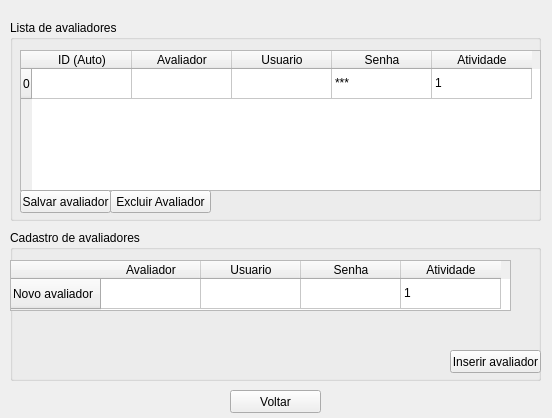
FTACSP/prototype, file ui/tela_cadastro_avaliador.ui: the form before one commit.
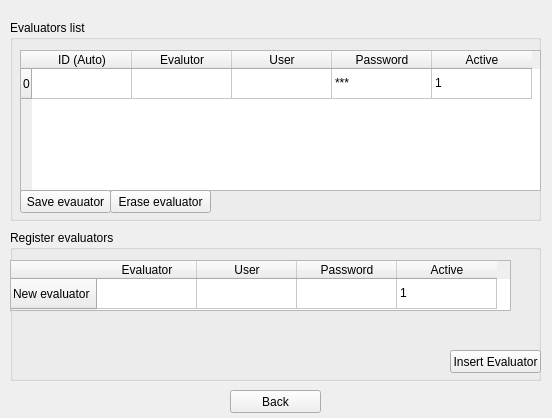
The form after the commit.

```diff
--- a/ui/tela_cadastro_avaliador.ui
+++ b/ui/tela_cadastro_avaliador.ui
@@ -29,7 +29,7 @@
     </rect>
    </property>
    <property name="title">
-    <string>Lista de avaliadores</string>
+    <string>Evaluators list</string>
    </property>
    <widget class="QTableWidget" name="tableWidget">
     <property name="geometry">
@@ -64,22 +64,22 @@
     </column>
     <column>
      <property name="text">
-      <string>Avaliador</string>
+      <string>Evalutor</string>
      </property>
     </column>
     <column>
      <property name="text">
-      <string>Usuario</string>
+      <string>User</string>
      </property>
     </column>
     <column>
      <property name="text">
-      <string>Senha</string>
+      <string>Password</string>
      </property>
     </column>
     <column>
      <property name="text">
-      <string>Atividade</string>
+      <string>Active</string>
      </property>
     </column>
     <item row="0" column="3">
@@ -103,7 +103,7 @@
      </rect>
     </property>
     <property name="text">
-     <string>Excluir Avaliador</string>
+     <string>Erase evaluator</string>
     </property>
    </widget>
    <widget class="QPushButton" name="pushButton_9">
@@ -116,7 +116,7 @@
      </rect>
     </property>
     <property name="text">
-     <string>Salvar avaliador</string>
+     <string>Save evauator</string>
     </property>
    </widget>
   </widget>
@@ -130,7 +130,7 @@
     </rect>
    </property>
    <property name="title">
-    <string>Cadastro de avaliadores</string>
+    <string>Register evaluators</string>
    </property>
    <widget class="QPushButton" name="pushButton_8">
     <property name="geometry">
@@ -142,7 +142,7 @@
      </rect>
     </property>
     <property name="text">
-     <string>Inserir avaliador</string>
+     <string>Insert Evaluator</string>
     </property>
    </widget>
    <widget class="QTableWidget" name="tableWidget_2">
@@ -168,27 +168,27 @@
     </property>
     <row>
      <property name="text">
-      <string>Novo avaliador</string>
+      <string>New evaluator</string>
      </property>
     </row>
     <column>
      <property name="text">
-      <string>Avaliador</string>
+      <string>Evaluator</string>
      </property>
     </column>
     <column>
      <property name="text">
-      <string>Usuario</string>
+      <string>User</string>
      </property>
     </column>
     <column>
      <property name="text">
-      <string>Senha</string>
+      <string>Password</string>
      </property>
     </column>
     <column>
      <property name="text">
-      <string>Atividade</string>
+      <string>Active</string>
      </property>
     </column>
     <item row="0" column="3">
@@ -208,7 +208,7 @@
     </rect>
    </property>
    <property name="text">
-    <string>Voltar</string>
+    <string>Back</string>
    </property>
   </widget>
  </widget>
```
Left out of the diff: 2 changed lines with no effect on the pictures.
